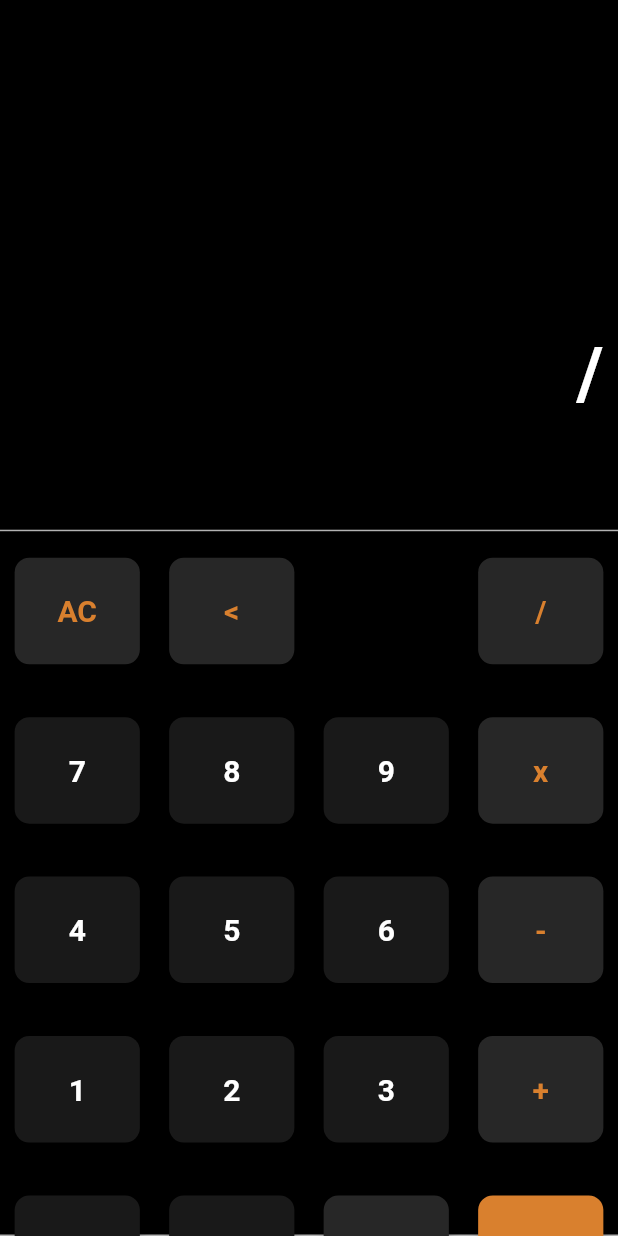
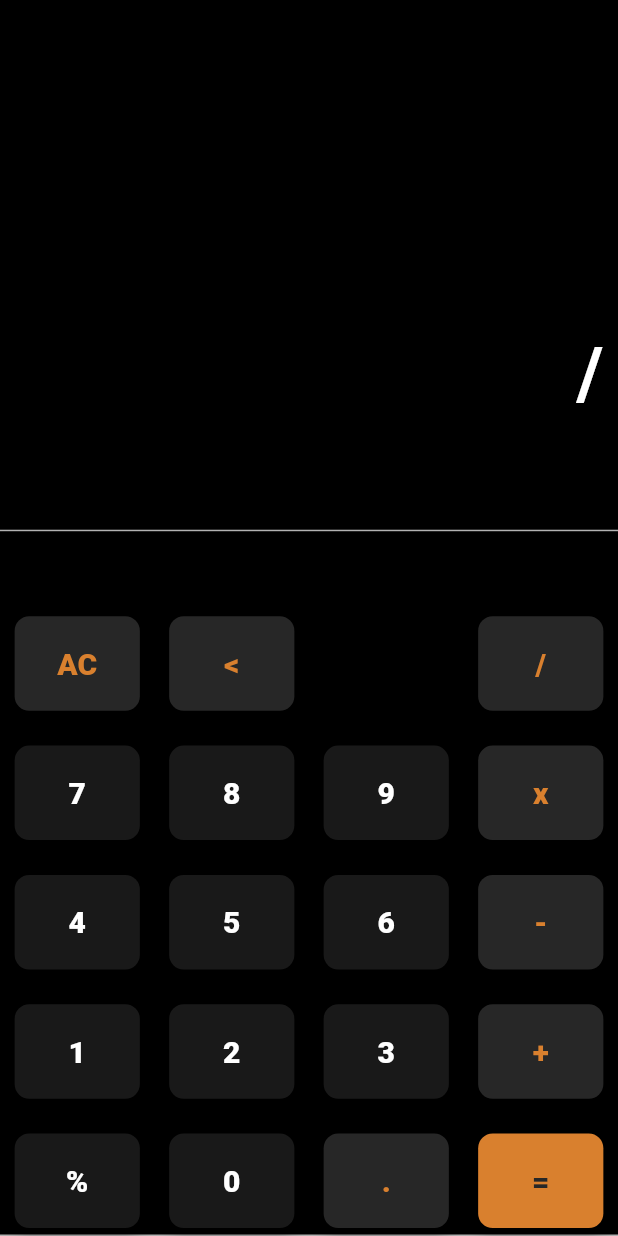
Before and after one commit to abdullahabdulrehman1/Calculator_Flutter_App, a Flutter app: the screen it shows after launch, after a tap on an icon or button, on a phone screen of 412 x 824 dp. Run offline on Flutter 3.47's test engine with Material 2 defaults, Android fonts, the phone set to English and light mode, and no system bars; our stand-ins replace get, math_expressions.

Commit message:
App UI is Completed

```diff
--- a/lib/main.dart
+++ b/lib/main.dart
@@ -1,5 +1,7 @@
+// import 'dart:html';
+import './util/global_variables.dart';
 import 'package:calculator/util/dimensions.dart';
-import 'package:calculator/widgets/circular_avatar.dart';
+// import 'package:calculator/widgets/circular_avatar.dart';
 import 'package:calculator/widgets/color.dart';
 import 'package:flutter/material.dart';
 import 'package:get/get.dart';
@@ -19,7 +21,7 @@ class MyApp extends StatefulWidget {
 class _MyAppState extends State<MyApp> {
   @override
   Widget build(BuildContext context) {
-    return GetMaterialApp(
+    return const GetMaterialApp(
       home: Homepage(),
       debugShowCheckedModeBanner: false,
     );
@@ -34,14 +36,10 @@ class Homepage extends StatefulWidget {
 }
 
 class _HomepageState extends State<Homepage> {
-  double firstnum = 0.0;
-  double secondnum = 0.0;
-  var input = "";
-  var output = "";
-  var operation = "";
 
   @override
   Widget build(BuildContext context) {
+    //Button Function tells what if <,= and AC pressed
     onButtonclick(value) {
       if (value == "AC") {
         input = '';
@@ -52,17 +50,31 @@ class _HomepageState extends State<Homepage> {
         }
       } else if (value == "=") {
         if (input.isNotEmpty) {
+          //Algorithm that tells .....
+          //userinput the input that is inserted by user is here
           var userinput = input;
+          //we need to replace x with * beacuse math expression multiplication sign is * not the x
           userinput = userinput.replaceAll("x", "*");
+
+          //tryinitialize the parser to read !
+          try {
             Parser p = Parser();
+            //now parse the user input using expression
             Expression expression = p.parse(userinput);
             ContextModel cm = ContextModel();
+            //getting the final value
             var finalvalue = expression.evaluate(EvaluationType.REAL, cm);
+            //Converting output to string because output store string
             output = finalvalue.toString();
+            //if the output end with .0 then its length should be cut off using -2
             if (output.endsWith(".0")) {
               output = output.substring(0, output.length - 2);
             }
+          } catch (e) {
+            output = "";
           }
+        }
+        //this show input is will ultimately became output so that user c an edit the result
         input = output;
       } else {
         input = input + value;
@@ -77,6 +89,8 @@ class _HomepageState extends State<Homepage> {
 // expression e = p.parse(userinput);
 // context model cm= context mode();
 // final value - expression.evalutate (Evaltueteot.real, cm)
+
+//button method for each button
     Widget button(
         {backgroundcolor = buttoncolor, textcolor = Colors.white, digit}) {
       return Expanded(
@@ -84,11 +98,11 @@ class _HomepageState extends State<Homepage> {
           child: Container(
         // width: double.infinity,
         margin: EdgeInsets.symmetric(
-            horizontal: Dimension.height10, vertical: Dimension.height30 / 1.7),
+            horizontal: Dimension.height10, vertical: Dimension.height30 / 7),
         child: ElevatedButton(
           style: ElevatedButton.styleFrom(
               elevation: 5,
-              padding: EdgeInsets.all(Dimension.height20 * 1.2),
+              padding: EdgeInsets.all(Dimension.height20 * 1),
               shape: RoundedRectangleBorder(
                   borderRadius: BorderRadius.circular(Dimension.height10)),
               backgroundColor: backgroundcolor),
@@ -98,7 +112,7 @@ class _HomepageState extends State<Homepage> {
             style: TextStyle(
                 fontSize: Dimension.font20,
                 color: textcolor,
-                fontWeight: FontWeight.bold),
+                fontWeight: FontWeight.w800),
           ),
         ),
       ));
@@ -108,17 +122,27 @@ class _HomepageState extends State<Homepage> {
         backgroundColor: Colors.black,
         body: Column(
           children: [
+            //input output section
             Expanded(
                 flex: 3,
+                child: SingleChildScrollView(
+                  padding: EdgeInsets.only(top: Dimension.height45),
+                  scrollDirection: Axis.vertical,
+                  reverse: true,
+                  // physics:AlwaysScrollableScrollPhysics(),
+                  // restorationId:AutofillHints.addressCity,
+                  // keyboardDismissBehavior:ScrollViewKeyboardDismissBehavior.manual,
                   child: Container(
+                    margin: EdgeInsets.only(top: Dimension.height45 * 4),
                     // height: Dimension.height20,
                     // height: 200,x
                     width: double.maxFinite,
                     padding: EdgeInsets.all(Dimension.height10),
+
                     color: Colors.black54,
                     child: Column(
                       crossAxisAlignment: CrossAxisAlignment.end,
-                    mainAxisAlignment: MainAxisAlignment.end,
+                      mainAxisAlignment: MainAxisAlignment.start,
                       children: [
                         Text(
                           input,
@@ -142,23 +166,21 @@ class _HomepageState extends State<Homepage> {
                         ),
                       ],
                     ),
+                  ),
                 )),
+            //butttons section
             Expanded(
               flex: 4,
               child: Container(
-                decoration:  BoxDecoration(
-
+                decoration: BoxDecoration(
                   border: Border.symmetric(
-
-                        horizontal: BorderSide(color: Colors.white.withOpacity(0.7), width: 1, style: BorderStyle.solid),
-
+                    horizontal: BorderSide(
+                        color: Colors.white.withOpacity(0.7),
+                        width: 1,
+                        style: BorderStyle.solid),
                     vertical: BorderSide.none,
-
                   ),
-
-
                 ),
-
                 child: Column(
                   mainAxisAlignment: MainAxisAlignment.end,
                   children: [
@@ -179,6 +201,9 @@ class _HomepageState extends State<Homepage> {
                             textcolor: orangecolor),
                       ],
                     ),
+                    SizedBox(
+                      height: Dimension.height10 * 1.5,
+                    ),
                     Row(
                       children: [
                         button(digit: "7"),
@@ -189,6 +214,9 @@ class _HomepageState extends State<Homepage> {
                             backgroundcolor: operatorcolor,
                             textcolor: orangecolor),
                       ],
+                    ),
+                    SizedBox(
+                      height: Dimension.height10 * 1.5,
                     ),
                     Row(
                       children: [
@@ -201,6 +229,9 @@ class _HomepageState extends State<Homepage> {
                             textcolor: orangecolor),
                       ],
                     ),
+                    SizedBox(
+                      height: Dimension.height10 * 1.5,
+                    ),
                     Row(
                       children: [
                         button(digit: "1"),
@@ -211,6 +242,9 @@ class _HomepageState extends State<Homepage> {
                             backgroundcolor: operatorcolor,
                             textcolor: orangecolor),
                       ],
+                    ),
+                    SizedBox(
+                      height: Dimension.height10 * 1.5,
                     ),
                     Row(
                       children: [
--- /dev/null
+++ b/lib/util/global_variables.dart
@@ -0,0 +1,6 @@
+  export 'global_variables.dart';
+double firstnum = 0.0;
+  double secondnum = 0.0;
+  var operation = "";
+ var input = "";
+  var output = "";
```
Lines whose indentation alone changed are shown as unchanged.
